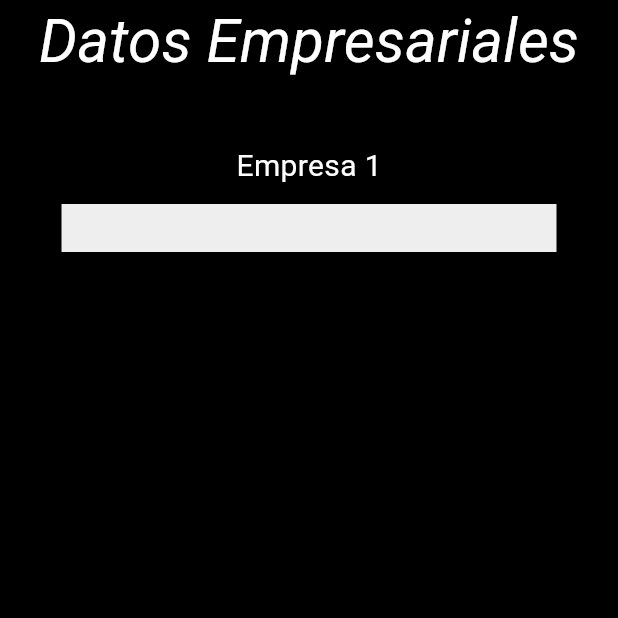
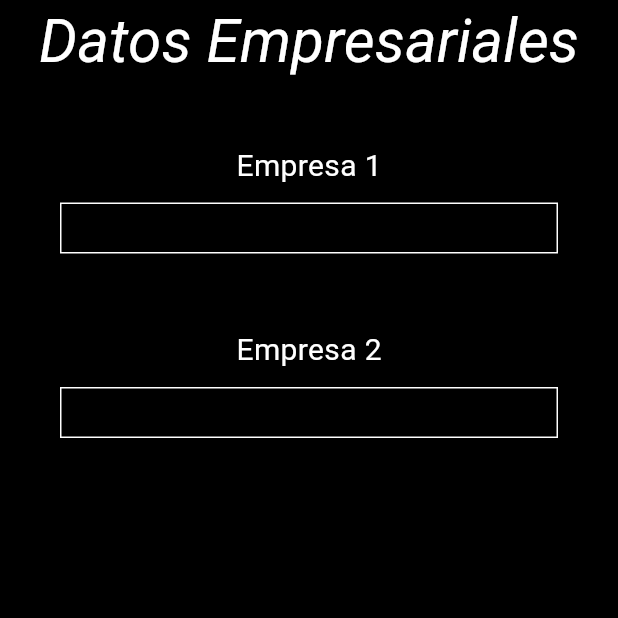
Before and after one commit to julio763284/Proyecto-21-08-2025, a Flutter app: the screen it shows after launch, on a phone screen of 412 x 824 dp, the top half of it. Run offline on Flutter 3.47's test engine with Material 3 defaults, Android fonts, the phone set to English and light mode, and no system bars; our stand-ins replace bloc, equatable.

Commit message:
Termine la vista main

```diff
--- a/app/lib/features/Cubit/cubit.dart
+++ b/app/lib/features/Cubit/cubit.dart
@@ -8,7 +8,7 @@ import 'package:app/features/model/modelo.dart';
 class Manejadordeestados extends Cubit<EstadoCentral> {
   Manejadordeestados() : super(EstadoInicial());
 
-  void Peticiondatos() async{
+  void peticiondatos() async{
     emit(EstadoCargando());
     final url = Uri.parse("https://gist.githubusercontent.com/julio763284/747854e8547135bdb93203aa23bb342f/raw/9c083bb2282202557e7d4797a34d422b5213e8f3/gistfile1.txt");
     final response = await http.get(url);
@@ -16,12 +16,8 @@ class Manejadordeestados extends Cubit<EstadoCentral> {
     Map info = jsonDecode(response.body);
     Modelo data = Modelo(info);
     emit(EstadoExitoso(data));
-
     } else{
       emit(EstadosFallo());
     }
   }
-
-
-
 }
--- a/app/lib/main.dart
+++ b/app/lib/main.dart
@@ -25,10 +25,21 @@ class Myapp extends StatelessWidget {
                 width: double.infinity,
                 padding: const EdgeInsets.all(16),
                 decoration: BoxDecoration(
-                color: Colors.grey[200],
-                border: Border.all(),
+                color: Colors.black,
+                border: Border.all(color: Colors.white),
               ),
-              )
+              ),
+              SizedBox(height: 50),
+              Text("Empresa 2" ,style: TextStyle(color: Colors.white , fontSize: 20,),),
+              SizedBox(height: 10),
+              Container(
+                width: double.infinity,
+                padding: const EdgeInsets.all(16),
+                decoration: BoxDecoration(
+                color: Colors.black,
+                border: Border.all(color: Colors.white),
+              ),
+              ),
 
             ],
 
```
